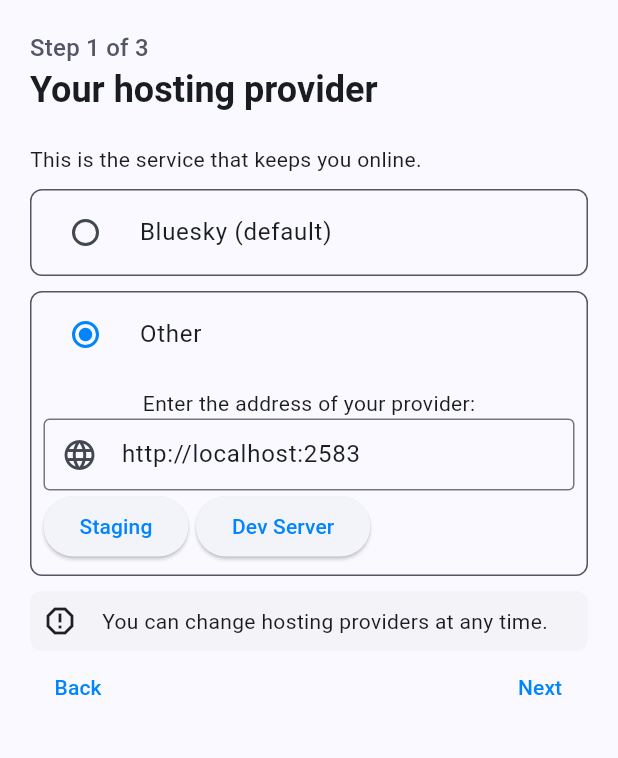
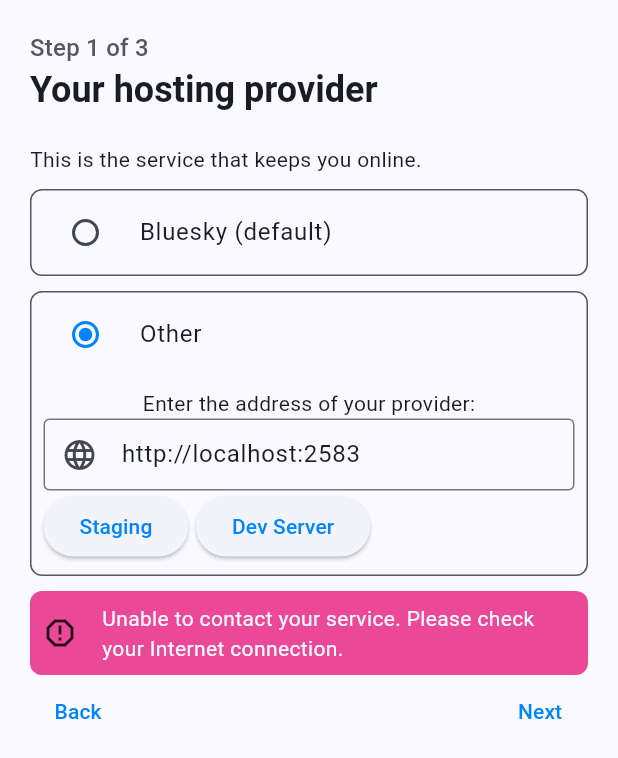
Before and after one commit to gawasa29/flutter_bluesky_clone, a Flutter app: the HostingSignUpScreen screen opened by its route, after a tap on "Other", after a tap on "Dev Server", on a phone screen of 412 x 824 dp. Shown: the top 758 px of the screen. Run offline on Flutter 3.47's test engine with Material 2 defaults, Android fonts, the phone set to English and light mode, and no system bars; our stand-ins replace flutter_riverpod, go_router.

Commit message:
feat: add error container

```diff
--- a/lib/features/auth/view/hosting_sign_up_screen.dart
+++ b/lib/features/auth/view/hosting_sign_up_screen.dart
@@ -14,7 +14,9 @@ class HostingSignUpScreen extends ConsumerWidget {
     final colors = theme.colorScheme;
     final typography = theme.textTheme;
     final hostingSelectionProvider = ref.watch(hostingSelectionStateProvider);
-    final urlController = TextEditingController(text: 'https://');
+    final url = ref.watch(urlProvider);
+    final urlController = TextEditingController(text: url);
+    final showErrorContainer = ref.watch(showErrorContainerProvider);
     return Scaffold(
       body: SafeArea(
         child: ListView(
@@ -91,7 +93,11 @@ class HostingSignUpScreen extends ConsumerWidget {
                                   children: [
                                     ElevatedButton(
                                       onPressed: () {
-                                        urlController.text =
+                                        ref
+                                            .read(showErrorContainerProvider
+                                                .notifier)
+                                            .state = false;
+                                        ref.read(urlProvider.notifier).state =
                                             'https://staging.bsky.dev';
                                       },
                                       child: const Text('Staging'),
@@ -99,7 +105,11 @@ class HostingSignUpScreen extends ConsumerWidget {
                                     const SizedBox(width: 5),
                                     ElevatedButton(
                                       onPressed: () {
-                                        urlController.text =
+                                        ref
+                                            .read(showErrorContainerProvider
+                                                .notifier)
+                                            .state = true;
+                                        ref.read(urlProvider.notifier).state =
                                             'http://localhost:2583';
                                       },
                                       child: const Text('Dev Server'),
@@ -113,6 +123,34 @@ class HostingSignUpScreen extends ConsumerWidget {
                     ),
                   ),
                   const SizedBox(height: 10),
+                  if (showErrorContainer)
+                    Container(
+                      width: double.infinity,
+                      decoration: BoxDecoration(
+                        color: colors.error,
+                        borderRadius: BorderRadius.circular(8),
+                      ),
+                      child: Row(
+                        children: [
+                          const Padding(
+                            padding: EdgeInsets.all(8),
+                            child: Icon(Icons.report_gmailerrorred),
+                          ),
+                          Flexible(
+                            child: Padding(
+                              padding: const EdgeInsets.all(8),
+                              child: Text(
+                                'Unable to contact your service. Please check your Internet connection.',
+                                style: typography.bodyMedium!.copyWith(
+                                  color: colors.background,
+                                ),
+                              ),
+                            ),
+                          ),
+                        ],
+                      ),
+                    )
+                  else
                     Container(
                       width: double.infinity,
                       decoration: BoxDecoration(
@@ -129,7 +167,8 @@ class HostingSignUpScreen extends ConsumerWidget {
                             child: Padding(
                               padding: EdgeInsets.all(8),
                               child: Text(
-                                'You can change hosting providers at any time.'),
+                                'You can change hosting providers at any time.',
+                              ),
                             ),
                           ),
                         ],
@@ -166,3 +205,6 @@ enum HostingOption { bluesky, other }
 
 final hostingSelectionStateProvider =
     StateProvider((ref) => HostingOption.bluesky);
+
+final showErrorContainerProvider = StateProvider<bool>((ref) => false);
+final urlProvider = StateProvider<String>((ref) => 'https://');
--- a/lib/theme/theme.dart
+++ b/lib/theme/theme.dart
@@ -11,17 +11,21 @@ class BlueSkyTheme extends ThemeExtension<BlueSkyTheme> {
     this.primaryColor = const Color(0xFF0085FF),
     this.secondaryColor = const Color(0xFFF3F3F8),
     this.neutralColor = const Color(0xFF545664),
+    this.errorColor = const Color(0xffeb4898),
   });
 
   final Color primaryColor;
   final Color secondaryColor;
   final Color neutralColor;
+  final Color errorColor;
+
   ColorScheme _scheme() {
     return ColorScheme.fromSeed(
       seedColor: primaryColor,
       primary: primaryColor,
       secondary: secondaryColor,
       onSecondary: neutralColor,
+      error: errorColor,
     );
   }
 
@@ -50,11 +54,13 @@ class BlueSkyTheme extends ThemeExtension<BlueSkyTheme> {
     Color? primaryColor,
     Color? secondaryColor,
     Color? neutralColor,
+    Color? errorColor,
   }) =>
       BlueSkyTheme(
         primaryColor: primaryColor ?? this.primaryColor,
         secondaryColor: secondaryColor ?? this.secondaryColor,
         neutralColor: neutralColor ?? this.neutralColor,
+        errorColor: errorColor ?? this.errorColor,
       );
 
   @override
@@ -67,6 +73,7 @@ class BlueSkyTheme extends ThemeExtension<BlueSkyTheme> {
       primaryColor: Color.lerp(primaryColor, other.primaryColor, t)!,
       secondaryColor: Color.lerp(secondaryColor, other.secondaryColor, t)!,
       neutralColor: Color.lerp(neutralColor, other.neutralColor, t)!,
+      errorColor: Color.lerp(errorColor, other.errorColor, t)!,
     );
   }
 }
```
Lines whose indentation alone changed are shown as unchanged.
